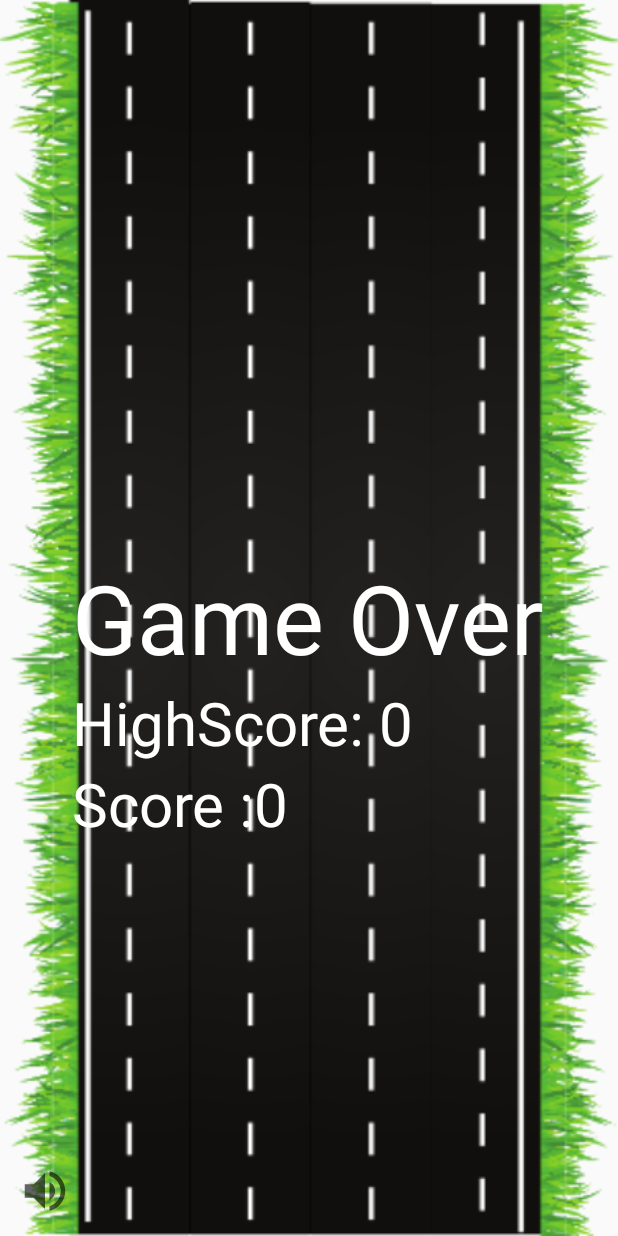
After one commit to IF-Ipora-Ciencia-da-Computacao-Turma-1/game-5Periodo, an Android app: the GameOver screen opened directly, with no data from a screen before it, on a phone screen of 412 x 824 dp. The commit adds this screen. Run offline under Robolectric (Android 15) with nearby library versions, the phone set to English and light mode, and no system bars.

Commit message:
movimentação, sons, background

```diff
--- a/app/src/main/java/com/example/dontstop/Backgroud.java
+++ b/app/src/main/java/com/example/dontstop/Backgroud.java
@@ -10,7 +10,7 @@ public class Backgroud {
     Bitmap backgroud;
 
     Backgroud(int screenX, int screemY, Resources res){
-        backgroud = BitmapFactory.decodeResource(res,R.drawable.pista1);
+        backgroud = BitmapFactory.decodeResource(res,R.drawable.pista6);
         backgroud = Bitmap.createScaledBitmap(backgroud,screenX,screemY,false);
 
     }
--- /dev/null
+++ b/app/src/main/java/com/example/dontstop/GameOver.java
@@ -0,0 +1,72 @@
+package com.example.dontstop;
+
+import androidx.appcompat.app.AppCompatActivity;
+
+import android.content.SharedPreferences;
+import android.os.Bundle;
+import android.os.Handler;
+import android.view.MotionEvent;
+import android.view.View;
+import android.widget.ImageView;
+import android.widget.TextView;
+
+public class GameOver extends AppCompatActivity implements Runnable{
+     ImageView backgroud;
+     private Handler handler;
+     public String text;
+
+    @Override
+    protected void onCreate(Bundle savedInstanceState) {
+        super.onCreate(savedInstanceState);
+        setContentView(R.layout.activity_game_over);
+        handler= new Handler();
+
+//        getIntent().getStringExtra("score");
+
+        backgroud = findViewById(R.id.backgroud);
+
+        TextView txtScore = findViewById(R.id.txtScore);
+        TextView txtScoreAtual = findViewById(R.id.txtScoreAtual);
+
+        //txtScore.setText( prefs.getInt("highscore", 0));
+        final SharedPreferences prefs = getSharedPreferences("game", MODE_PRIVATE);
+        txtScore.setText("HighScore: " + prefs.getInt("highscore", 0));
+
+        text =  Integer.toString(getIntent().getIntExtra("score",0) );
+//        txtScore.setText("max score :" + prefs.getInt(" highscore", 0));
+        txtScoreAtual.setText("Score :" + text );
+
+        backgroud.setOnClickListener(new View.OnClickListener() {
+            @Override
+            public void onClick(View view) {
+                finish();
+            }
+        });
+
+        //finalizar();
+
+
+
+    }
+    public void finalizar(){
+        handler.postDelayed(new Runnable() {
+            @Override
+            public void run() {
+
+            }
+        },4000);
+    }
+
+    @Override
+    public boolean onTouchEvent(MotionEvent event) {
+        return super.onTouchEvent(event);
+
+        //finish();
+            //finish();
+    }
+
+    @Override
+    public void run() {
+
+    }
+}
--- /dev/null
+++ b/app/src/main/res/layout/activity_game_over.xml
@@ -0,0 +1,62 @@
+<?xml version="1.0" encoding="utf-8"?>
+<RelativeLayout xmlns:android="http://schemas.android.com/apk/res/android"
+    xmlns:app="http://schemas.android.com/apk/res-auto"
+    xmlns:tools="http://schemas.android.com/tools"
+    android:layout_width="match_parent"
+    android:layout_height="match_parent"
+    tools:context=".MainActivity">
+
+    <ImageView
+        android:id="@+id/backgroud"
+        android:layout_width="match_parent"
+        android:layout_height="match_parent"
+        android:scaleType="centerCrop"
+        android:src="@drawable/pista1" />
+
+
+    <TextView
+        android:id="@+id/txtGameOver"
+        android:layout_width="wrap_content"
+        android:layout_height="wrap_content"
+        android:layout_centerInParent="true"
+        android:text="Game Over"
+        android:textColor="#fff"
+        android:textSize="64sp" />
+
+
+    <TextView
+        android:id="@+id/txtScore"
+        android:layout_width="wrap_content"
+        android:layout_height="wrap_content"
+
+        android:layout_below="@+id/txtGameOver"
+        android:layout_alignStart="@+id/txtGameOver"
+        android:layout_alignEnd="@+id/txtGameOver"
+
+        android:text="score"
+        android:textColor="#fff"
+        android:textSize="40sp" />
+    <TextView
+        android:id="@+id/txtScoreAtual"
+        android:layout_width="wrap_content"
+        android:layout_height="wrap_content"
+
+        android:layout_below="@+id/txtScore"
+        android:layout_alignStart="@+id/txtScore"
+        android:layout_alignEnd="@+id/txtScore"
+
+        android:text="score"
+        android:textColor="#fff"
+        android:textSize="40sp" />
+
+    <ImageView
+        android:layout_width="36dp"
+        android:layout_height="36dp"
+        android:layout_alignParentBottom="true"
+        android:layout_margin="12dp"
+        android:id="@+id/volumeCtrl"
+        android:src="@drawable/ic_baseline_volume_up_24"/>
+
+
+
+</RelativeLayout>
```
Also changed, not shown: app/src/main/AndroidManifest.xml (+11 -5 lines), app/src/main/java/com/example/dontstop/GameActivity.java (+26 -0 lines), app/src/main/java/com/example/dontstop/GameView.java (+125 -20 lines), app/src/main/java/com/example/dontstop/MainActivity.java (+23 -0 lines), app/src/main/java/com/example/dontstop/Obstaculo.java (+8 -5 lines), app/src/main/res/drawable/pista2.png (added), app/src/main/res/drawable/pista3.png (added), app/src/main/res/drawable/pista4.png (added), app/src/main/res/drawable/pista5.png (added), app/src/main/res/drawable/pista6.png (added), 3 other files.
